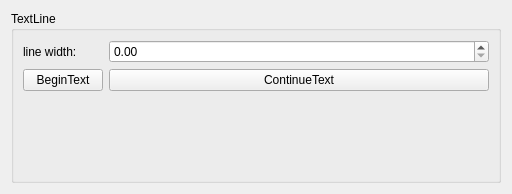
musescore/musescore-old, file mscore/mscore/textline.ui: the form before one commit.
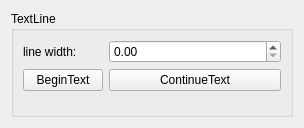
The form after the commit.

```diff
--- a/mscore/mscore/textline.ui
+++ b/mscore/mscore/textline.ui
@@ -1,12 +1,12 @@
 <ui version="4.0" >
  <class>TextLineBase</class>
- <widget class="QWidget" name="TextLineBase" >
-  <property name="geometry" >
+ <widget class="QWidget" name="TextLineBase">
+  <property name="geometry">
    <rect>
     <x>0</x>
     <y>0</y>
-    <width>512</width>
-    <height>194</height>
+    <width>304</width>
+    <height>128</height>
    </rect>
   </property>
   <property name="windowTitle" >
```
Left out of the diff: 41 changed lines with no effect on the pictures.
